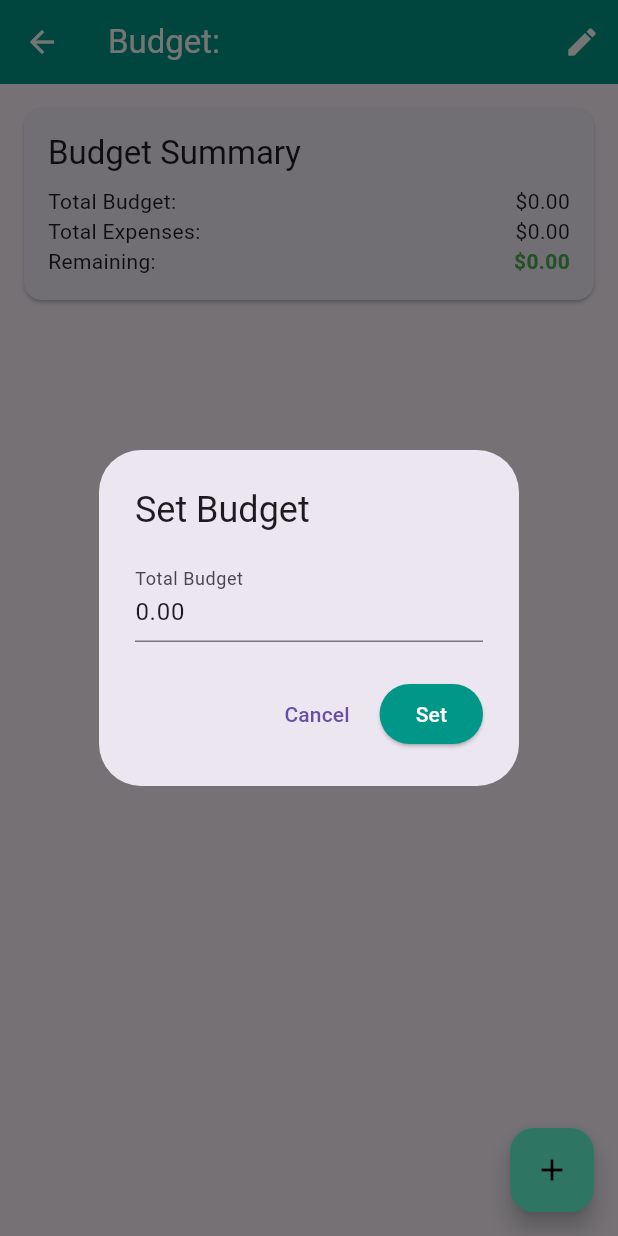
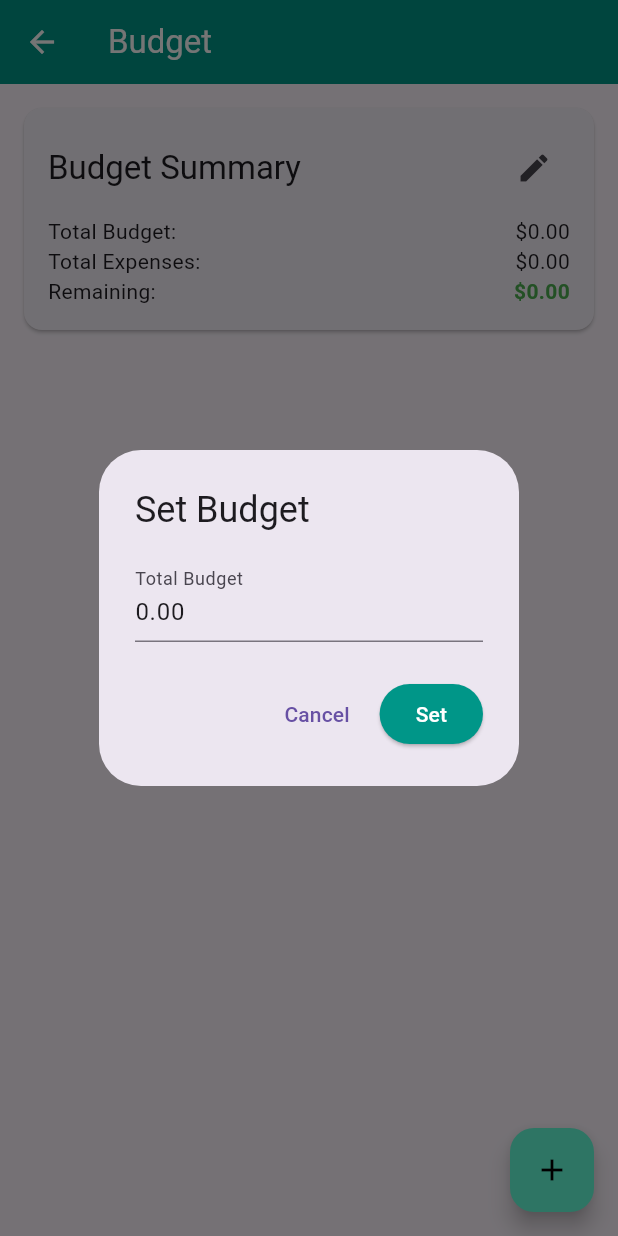
Before and after one commit to Rsanjana37/travel_planner_application, a Flutter app: the BudgetScreen screen opened directly with empty values, after a tap on the "edit" icon, on a phone screen of 412 x 824 dp. Run offline on Flutter 3.47's test engine with Material 3 defaults, Android fonts, the phone set to English and light mode, and no system bars; network calls fail.

Commit message:
changes made

```diff
--- a/lib/models/trip.dart
+++ b/lib/models/trip.dart
@@ -1,10 +1,8 @@
 import 'package:flutter/material.dart';
-import 'dart:math';
 
 class Activity {
   String name;
   TimeOfDay time;
-
   Activity({required this.name, required this.time});
 }
 
@@ -13,51 +11,6 @@ class DayPlan {
   List<Activity> activities;
 
   DayPlan({required this.date, required this.activities});
-}
-
-class Suggestion {
-  final String name;
-  final String description;
-  final double rating;
-  final String imageUrl;
-
-  Suggestion({
-    required this.name,
-    required this.description,
-    required this.rating,
-    required this.imageUrl,
-  });
-
-  factory Suggestion.random(String category) {
-    final random = Random();
-    final adjectives = [
-      'Amazing',
-      'Wonderful',
-      'Fantastic',
-      'Charming',
-      'Delightful'
-    ];
-    final nouns = {
-      'Accommodations': ['Hotel', 'Resort', 'Apartment', 'Guesthouse', 'Villa'],
-      'Restaurants': ['Restaurant', 'Bistro', 'Café', 'Diner', 'Eatery'],
-      'Attractions': ['Museum', 'Park', 'Monument', 'Gallery', 'Theater'],
-    };
-
-    final name =
-        '${adjectives[random.nextInt(adjectives.length)]} ${nouns[category]![random.nextInt(nouns[category]!.length)]}';
-    final description =
-        'This ${category.toLowerCase()} offers a unique experience with its ${adjectives[random.nextInt(adjectives.length)].toLowerCase()} atmosphere and exceptional service.';
-    final rating =
-        (random.nextInt(30) + 30) / 10; // Random rating between 3.0 and 5.0
-
-    return Suggestion(
-      name: name,
-      description: description,
-      rating: rating,
-      imageUrl:
-          'https://developers.elementor.com/docs/assets/img/elementor-placeholder-image.png',
-    );
-  }
 }
 
 class Expense {
@@ -82,7 +35,6 @@ class Trip {
   final DateTime endDate;
   final String imageUrl;
   List<DayPlan> dayPlans;
-  Map<String, List<Suggestion>> suggestions;
   List<Expense> expenses;
   double budget;
 
@@ -94,14 +46,6 @@ class Trip {
     List<DayPlan>? dayPlans,
     this.budget = 0,
   })  : dayPlans = dayPlans ?? [],
-        suggestions = {
-          'Accommodations':
-              List.generate(3, (_) => Suggestion.random('Accommodations')),
-          'Restaurants':
-              List.generate(3, (_) => Suggestion.random('Restaurants')),
-          'Attractions':
-              List.generate(3, (_) => Suggestion.random('Attractions')),
-        },
         expenses = [];
 
   void addActivity(DateTime date, Activity activity) {
@@ -162,15 +106,6 @@ class Trip {
     }
   }
 
-  void regenerateSuggestions() {
-    suggestions = {
-      'Accommodations':
-          List.generate(3, (_) => Suggestion.random('Accommodations')),
-      'Restaurants': List.generate(3, (_) => Suggestion.random('Restaurants')),
-      'Attractions': List.generate(3, (_) => Suggestion.random('Attractions')),
-    };
-  }
-
   void addExpense(Expense expense) {
     expenses.add(expense);
   }
--- a/lib/screens/budget_screen.dart
+++ b/lib/screens/budget_screen.dart
@@ -167,14 +167,7 @@ class _BudgetScreenState extends State<BudgetScreen> {
   Widget build(BuildContext context) {
     return Scaffold(
       appBar: AppBar(
-        title: Text('Budget: ${widget.trip.name}'),
-        actions: [
-          IconButton(
-            icon: Icon(Icons.edit),
-            onPressed: _showSetBudgetDialog,
-            tooltip: 'Edit Budget',
-          ),
-        ],
+        title: Text('Budget'),
       ),
       body: Column(
         children: [
@@ -185,10 +178,19 @@ class _BudgetScreenState extends State<BudgetScreen> {
               child: Column(
                 crossAxisAlignment: CrossAxisAlignment.start,
                 children: [
-                  Text(
-                    'Budget Summary',
-                    style: Theme.of(context).textTheme.titleLarge,
-                  ),
+                  Row(
+                      mainAxisAlignment: MainAxisAlignment.spaceBetween,
+                      children: [
+                        Text(
+                          'Budget Summary',
+                          style: Theme.of(context).textTheme.titleLarge,
+                        ),
+                        IconButton(
+                          icon: Icon(Icons.edit),
+                          onPressed: _showSetBudgetDialog,
+                          tooltip: 'Edit Budget',
+                        ),
+                      ]),
                   SizedBox(height: 8),
                   Row(
                     mainAxisAlignment: MainAxisAlignment.spaceBetween,
--- a/lib/screens/itinerary_screen.dart
+++ b/lib/screens/itinerary_screen.dart
@@ -9,7 +9,7 @@ class ItineraryScreen extends StatelessWidget {
     'https://t4.ftcdn.net/jpg/01/16/61/93/360_F_116619399_YA611bKNOW35ffK0OiyuaOcjAgXgKBui.jpg',
     'https://t3.ftcdn.net/jpg/01/76/33/14/360_F_176331484_nLHY9EoW0ETwPZaS9OBXPGbCJhT70GZe.jpg',
     'https://lajolla.com/nitropack_static/qjIMPjNnWKMPNOkdSPGMqXckjXGVLtvg/assets/images/optimized/rev-a739b3e/lajolla.com/wp-content/uploads/2021/06/Best-San-Diego-Hotels-With-Pools-Your-Ultimate-Guide-1024x576.jpg',
-    'https://thumbs.dreamstime.com/b/breathtaking-tropical-beach-scene-swaying-palm-trees-mesmerizing-sunset-330195710.jpg',
+    'https://images.unsplash.com/photo-1507525428034-b723cf961d3e?fm=jpg&q=60&w=3000&ixlib=rb-4.0.3&ixid=M3wxMjA3fDB8MHxzZWFyY2h8Mnx8YmVhY2h8ZW58MHx8MHx8fDA%3D',
     'https://images.unsplash.com/photo-1724398932228-7acec186bdc2?fm=jpg&q=60&w=3000&ixlib=rb-4.0.3',
     'https://img-cdn.inc.com/image/upload/f_webp,q_auto,c_fit/images/panoramic/getty_522735456_249841.jpg',
   ];
@@ -106,7 +106,6 @@ class ItineraryScreen extends StatelessWidget {
                           ),
                         ),
                       ).then((_) {
-                        // Refresh the screen when returning from DayPlannerScreen
                         (context as Element).markNeedsBuild();
                       });
                     },
--- a/lib/screens/suggestions_screen.dart
+++ b/lib/screens/suggestions_screen.dart
@@ -108,7 +108,7 @@ class SuggestionsScreen extends StatelessWidget {
 
     return Scaffold(
       appBar: AppBar(
-        title: Text('Suggestions: ${trip.name}'),
+        title: Text('Suggestions'),
       ),
       body: ListView(
         children: [
```
